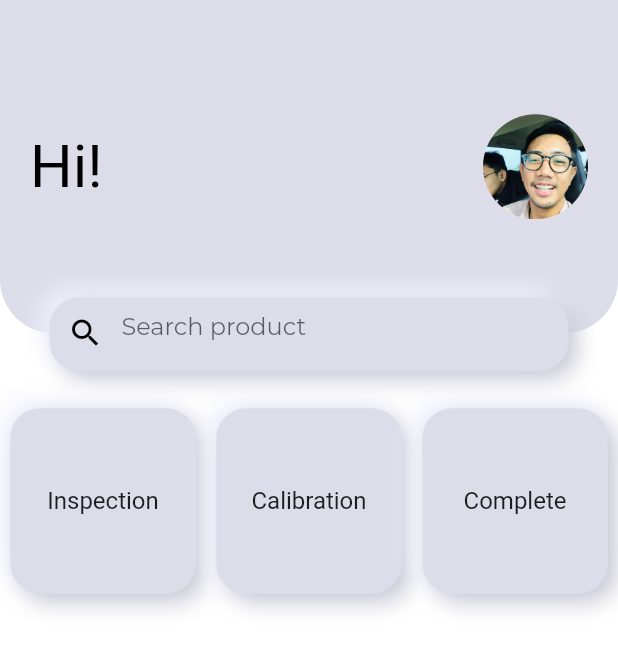
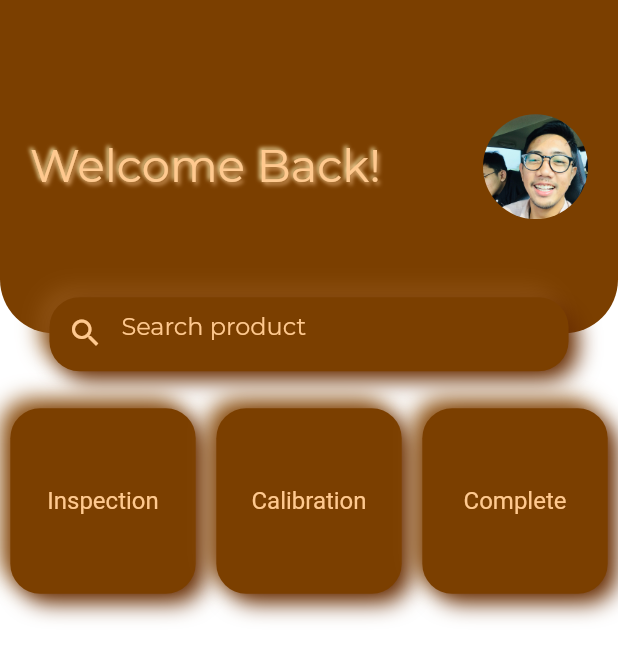
Before and after one commit to latiefM/InstroApp, a Flutter app: the screen it shows after launch, after a tap on "LOGIN", on a phone screen of 412 x 824 dp. Shown: the top 660 px of the screen. Run offline on Flutter 3.47's test engine with Material 2 defaults, Android fonts, the phone set to English and light mode, and no system bars; drawn by our look-alikes of clay_containers; Roboto replaces fonts that are missing (Montserrat-Bold, Montserrat-Regular).

Commit message:
change color

```diff
--- a/lib/constants.dart
+++ b/lib/constants.dart
@@ -1,13 +1,13 @@
 import 'package:flutter/material.dart';
 
-const kPrimaryColor = Color(0xFF6C63FF);
-const kPrimaryLightColor = Color(0xFFDDDDEA);
+const kPrimaryColor = Color(0xFF7B3F00);
+const kPrimaryLightColor = Color(0xFFFFC98F);
 const kPrimaryGradientColor = LinearGradient(
   begin: Alignment.topLeft,
   end: Alignment.bottomRight,
   colors: [Color(0xFFFFA53E), Color(0xFFFF7643)],
 );
-const kSecondaryColor = Color(0xFF979797);
-const kTextColor = Color(0xFF757575);
+const kSecondaryColor = Color(0xFF8506);
+const kTextColor = Color(0xFFFFC98F);
 
 const kAnimationDuration = Duration(milliseconds: 200);
--- a/lib/screen/home/component/body.dart
+++ b/lib/screen/home/component/body.dart
@@ -17,7 +17,6 @@ class Body extends StatelessWidget {
             mainAxisAlignment: MainAxisAlignment.spaceAround,
             children: [
               ClayCard(
-
                 title: "Inspection",
               ),
               ClayCard(
--- a/lib/screen/home/component/clay_card.dart
+++ b/lib/screen/home/component/clay_card.dart
@@ -11,7 +11,7 @@ class ClayCard extends StatelessWidget {
   @override
   Widget build(BuildContext context) {
     return ClayContainer(
-      color: kPrimaryLightColor,
+      color: kPrimaryColor,
       height: MediaQuery.of(context).size.height * 0.15,
       width: MediaQuery.of(context).size.width * 0.30,
       borderRadius: 20,
@@ -26,6 +26,8 @@ class ClayCard extends StatelessWidget {
                 textAlign: TextAlign.center,
                 style: TextStyle(
                   fontFamily: 'Montserrat-Bold',
+                  color: kTextColor,
+
                   fontSize: 16,
                 ),
               ),
--- a/lib/screen/home/component/home_header.dart
+++ b/lib/screen/home/component/home_header.dart
@@ -1,3 +1,4 @@
+import 'package:clay_containers/clay_containers.dart';
 import 'package:flutter/material.dart';
 import 'package:instro/screen/home/component/rounded_profile.dart';
 import 'package:instro/screen/home/component/search_field.dart';
@@ -20,7 +21,7 @@ class HomeHeader extends StatelessWidget {
           Container(
             height: size.height * 0.3 - 25,
             decoration: BoxDecoration(
-              color: kPrimaryLightColor,
+              color: kPrimaryColor,
               borderRadius: BorderRadius.only(
                 bottomLeft: Radius.circular(36),
                 bottomRight: Radius.circular(36),
@@ -30,13 +31,11 @@ class HomeHeader extends StatelessWidget {
               padding: const EdgeInsets.only(left: 20, right: 20),
               child: Row(
                 children: <Widget>[
-                  Text(
-                    'Hi!',
-                    style: TextStyle(
-                      fontFamily: 'Montserrat-Regular',
-                      color: Colors.black,
-                      fontSize: 40,
-                    ),
+                  ClayText(
+                    'Welcome Back!',
+                    color: kPrimaryLightColor,
+                    //emboss: true,
+                    size: 30,
                   ),
                   Spacer(),
                   RoundedProfile(),
--- a/lib/screen/home/component/search_field.dart
+++ b/lib/screen/home/component/search_field.dart
@@ -15,11 +15,12 @@ class SearchField extends StatelessWidget {
           horizontal: getProportionateScreenWidth(30),
         ),
         child: ClayContainer(
-          color: kPrimaryLightColor,
+          color: kPrimaryColor,
           height: MediaQuery.of(context).size.height * 0.06,
           width: MediaQuery.of(context).size.width * 0.80,
           borderRadius: 20,
           child: TextField(
+            style: TextStyle(color: kTextColor),
             onChanged: (value) => print(value),
             decoration: InputDecoration(
               contentPadding: EdgeInsets.symmetric(
@@ -29,7 +30,8 @@ class SearchField extends StatelessWidget {
               focusedBorder: InputBorder.none,
               enabledBorder: InputBorder.none,
               hintText: "Search product",
-              prefixIcon: Icon(Icons.search,color: Colors.black,),
+              hintStyle: TextStyle(color: kTextColor),
+              prefixIcon: Icon(Icons.search, color: kPrimaryLightColor),
             ),
           ),
         ));
--- a/lib/screen/login_screen/components/body.dart
+++ b/lib/screen/login_screen/components/body.dart
@@ -2,7 +2,7 @@ import 'package:flutter/material.dart';
 import 'package:instro/constants.dart';
 import 'package:instro/screen/forget_password_screen/forget_password.dart';
 import 'package:instro/screen/home/home.dart';
-//import 'package:instro/screen/components/background.dart';
+//import 'package:instro/screen/login_screen/components/background.dart';
 import 'package:instro/screen/login_screen/components/rounded_input_field.dart';
 import 'package:instro/screen/login_screen/components/rounded_password_field.dart';
 import 'rounded_button.dart';
@@ -20,13 +20,14 @@ class Body extends StatelessWidget {
               mainAxisAlignment: MainAxisAlignment.center,
               children: <Widget>[
                 Text(
-                  "Instro App",
+                  "INSTRO App",
                   style: TextStyle(
                     fontWeight: FontWeight.bold,
                     fontSize: 35,
-                    color: kPrimaryLightColor,
+                    color: kPrimaryColor,
                   ),
                 ),
+
                 SizedBox(height: size.height * 0.0),
                 Image(
                   image: AssetImage('assets/graphics/login.png'),
--- a/lib/screen/login_screen/components/rounded_button.dart
+++ b/lib/screen/login_screen/components/rounded_button.dart
@@ -10,8 +10,8 @@ class RoundedButton extends StatelessWidget {
     Key key,
     this.text,
     this.press,
-    this.color = kPrimaryLightColor,
-    this.textColor = Colors.grey,
+    this.color = kPrimaryColor,
+    this.textColor = kTextColor,
   }) : super(key: key);
 
   @override
@@ -28,7 +28,7 @@ class RoundedButton extends StatelessWidget {
           onPressed: press,
           child: Text(
             text,
-            style: TextStyle(color: textColor),
+            style: TextStyle(color: textColor, ),
           ),
         ),
       ),
--- a/lib/screen/login_screen/components/rounded_input_field.dart
+++ b/lib/screen/login_screen/components/rounded_input_field.dart
@@ -17,17 +17,19 @@ class RoundedInputField extends StatelessWidget {
   Widget build(BuildContext context) {
     return TextFieldContainer(
       child: TextField(
+        style: TextStyle(color: kTextColor),
         onChanged: onChanged,
-        cursorColor: kPrimaryLightColor,
+        cursorColor: kPrimaryColor,
         decoration: InputDecoration(
           icon: Icon(
             icon,
-            color: kSecondaryColor,
+            color: kPrimaryLightColor,
           ),
           hintText: hintText,
+          hintStyle: TextStyle(color: kTextColor),
           border: InputBorder.none,
         ),
-      )
+      ),
     );
   }
 }
--- a/lib/screen/login_screen/components/rounded_password_field.dart
+++ b/lib/screen/login_screen/components/rounded_password_field.dart
@@ -14,13 +14,15 @@ class RoundedPasswordField extends StatelessWidget {
     return TextFieldContainer(
       child: TextField(
         obscureText: true,
+        style: TextStyle(color: kTextColor),
         onChanged: onChanged,
         cursorColor: kPrimaryLightColor,
         decoration: InputDecoration(
-          hintText: "Password",
+          hintText: "Password",hintStyle: TextStyle(color: kTextColor),
+
           icon: Icon(
             Icons.lock,
-            color: kSecondaryColor,
+            color: kPrimaryLightColor,
           ),
 
           border: InputBorder.none,
--- a/lib/screen/login_screen/components/text_field_container.dart
+++ b/lib/screen/login_screen/components/text_field_container.dart
@@ -16,7 +16,7 @@ class TextFieldContainer extends StatelessWidget {
       padding: EdgeInsets.symmetric(horizontal: 20, vertical: 5),
       width: size.width * 0.8,
       decoration: BoxDecoration(
-        color: kPrimaryLightColor,
+        color: kPrimaryColor,
         borderRadius: BorderRadius.circular(29),
       ),
       child: child,
```
Also changed, not shown: lib/screen/login_screen/components/background.dart (+21 -17 lines).
